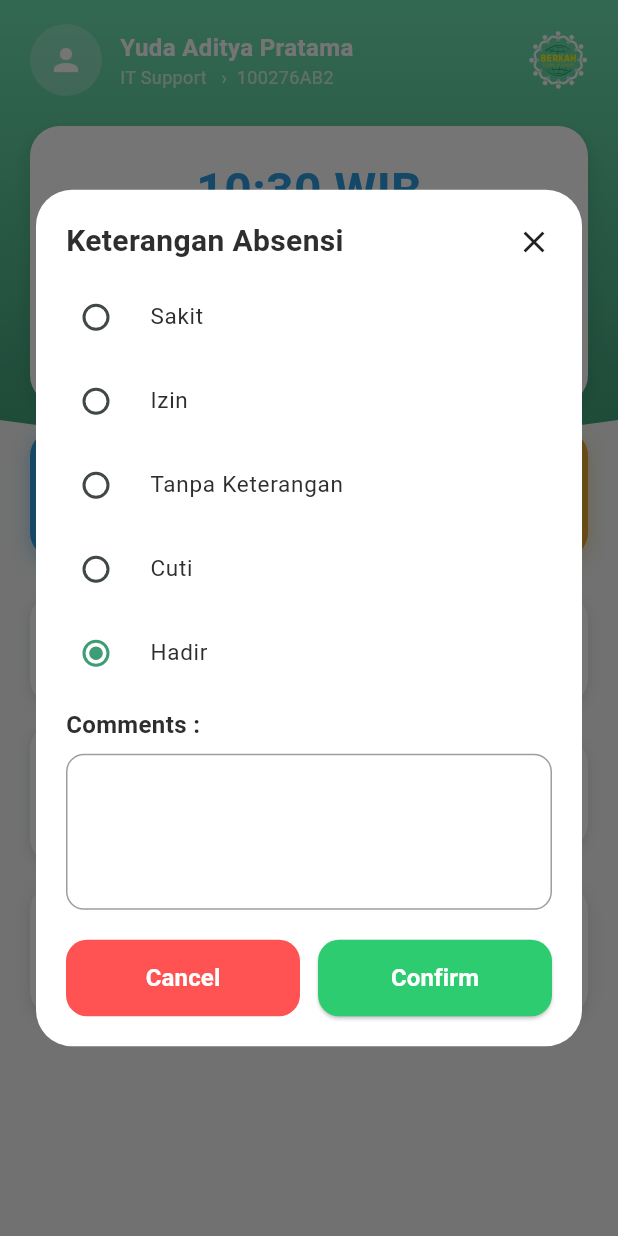
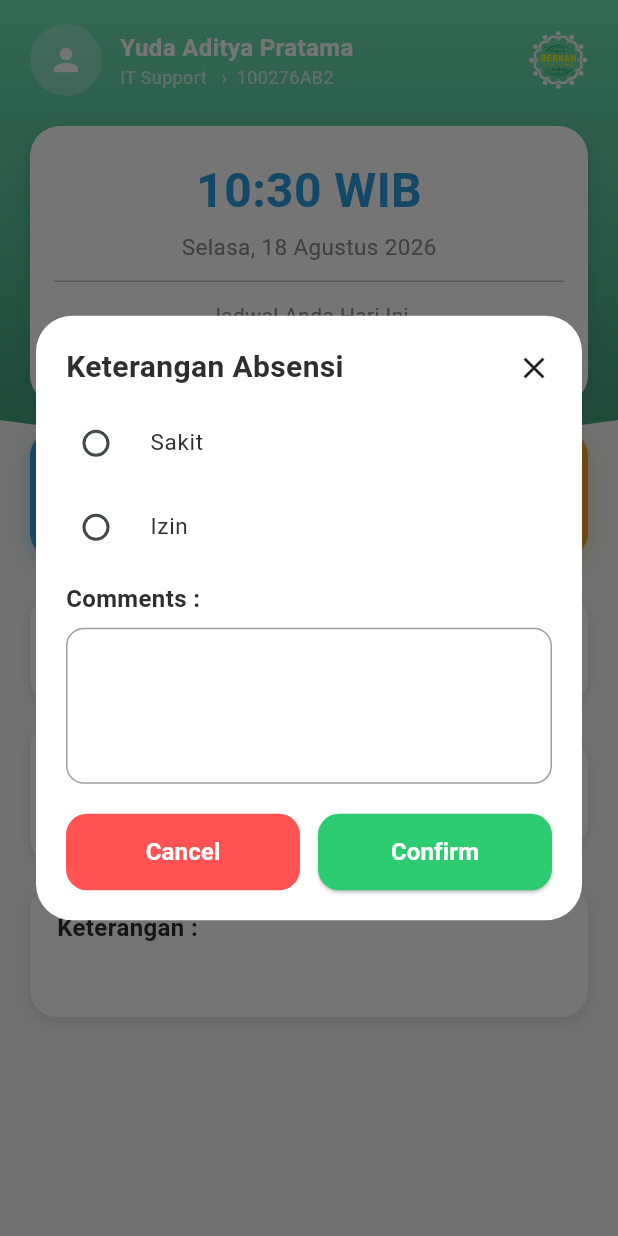
Before and after one commit to HaikalDev27/berkah_presensi, a Flutter app: the HomeScreen screen opened directly, after a tap on an icon or button, on a phone screen of 412 x 824 dp. Run offline on Flutter 3.47's test engine with Material 3 defaults, Android fonts, the phone set to English and light mode, and no system bars; our stand-ins replace flutter_secure_storage; accounts and stored records are empty; Roboto replaces fonts that are missing (Poppins).

Commit message:
hapus cuti tk hadir

```diff
--- a/lib/network/api_config.dart
+++ b/lib/network/api_config.dart
@@ -1,6 +1,6 @@
 class api_config{
-  // static const String BASE_URL = "http://api-presensi-berkah.infinityfreeapp.com/";
-  static const String BASE_URL = "http://192.168.137.25/API_Absensi";
+  static const String BASE_URL = "http://api-presensi-berkah.infinityfreeapp.com/";
+  // static const String BASE_URL = "http://192.168.137.25/API_Absensi";
   static const String loginEndpoint = '$BASE_URL/auth/login';
 
   // Kunci untuk menyimpan token di local storage
--- a/lib/widgets/absensi_dialog.dart
+++ b/lib/widgets/absensi_dialog.dart
@@ -26,9 +26,6 @@ class _AbsensiDialogState extends State<AbsensiDialog> {
   final List<String> _options = const [
     'Sakit',
     'Izin',
-    'Tanpa Keterangan',
-    'Cuti',
-    'Hadir',
   ];
 
   String _selected = 'Hadir';
--- a/pubspec.yaml
+++ b/pubspec.yaml
@@ -14,9 +14,8 @@ dependencies:
   cupertino_icons: ^1.0.6
   intl: ^0.20.2
   http: ^1.6.0
-  flutter_secure_storage: ^10.3.1
-  flutter_native_splash: ^2.4.7
-  flutter_launcher_icons: ^0.14.4
+  flutter_secure_storage: ^11.0.0
+  flutter_native_splash: ^2.4.8
 
 dev_dependencies:
   flutter_test:
```
Also changed, not shown: pubspec.lock, 5 other files.
